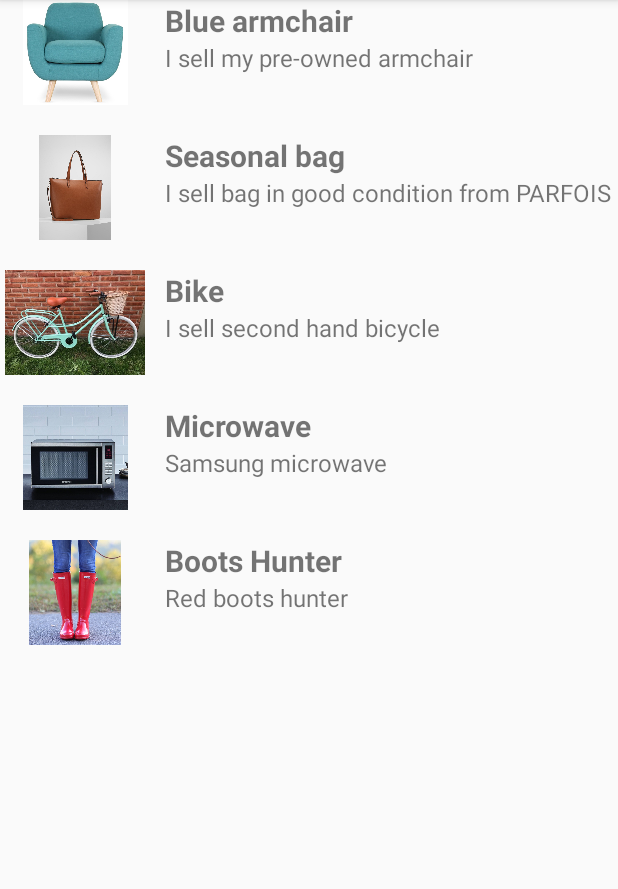
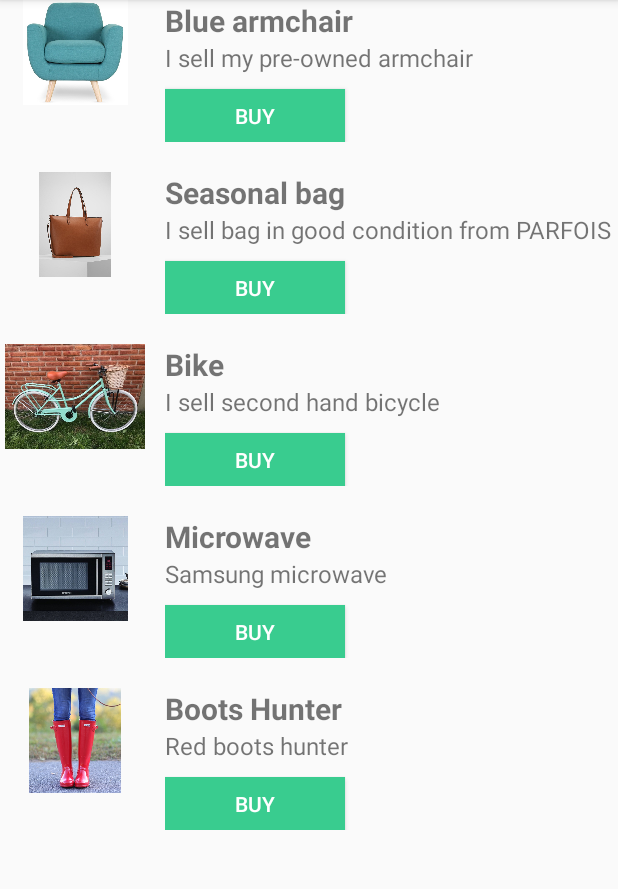
Before and after one commit to 16JunYS/FHV2ndHandProd, an Android app: the screen it shows after launch (MainActivity), on a phone screen of 412 x 824 dp, the part 84-973 px from its top. Run offline under Robolectric (Android 15) with nearby library versions, the phone set to English and light mode, and no system bars.

Commit message:
button play list products update

```diff
--- a/app/src/main/res/layout/list_view_row.xml
+++ b/app/src/main/res/layout/list_view_row.xml
@@ -32,5 +32,17 @@
             android:layout_height="wrap_content"
             android:textSize="16dp"
             android:text="TextView" />
+
+        <Space
+            android:layout_width="match_parent"
+            android:layout_height="10dp" />
+
+        <Button
+            android:id="@+id/button"
+            android:layout_width="120dp"
+            android:layout_height="35dp"
+            android:background="#39CC8F"
+            android:textColor="#FFFFFF"
+            android:text="Buy" />
     </LinearLayout>
 </LinearLayout>
```
